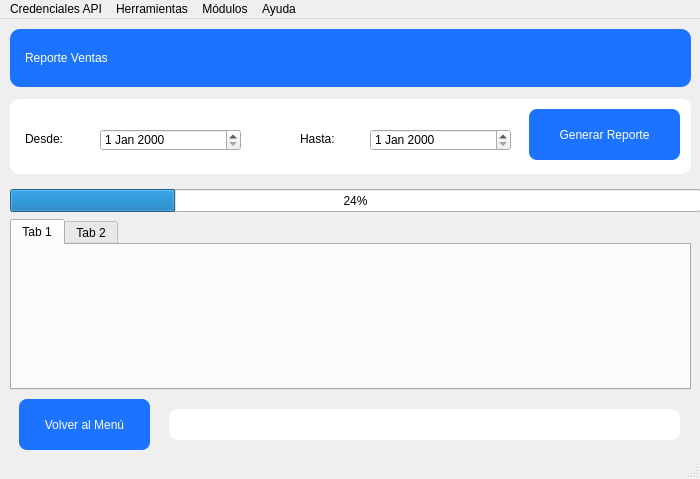
Old version of the form app/reporte_ventas/ui/view_reporte_ventas.ui in the repository SamSami25/PyWoo.
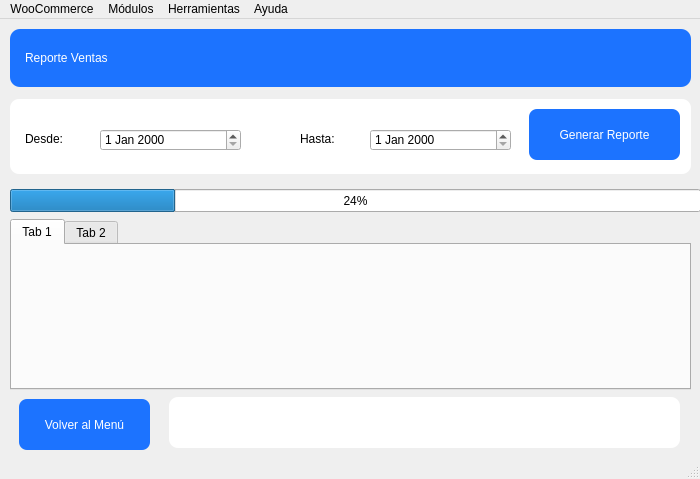
New version of the form. Icons and pictures are not drawn.

Patch:
```diff
--- a/app/reporte_ventas/ui/view_reporte_ventas.ui
+++ b/app/reporte_ventas/ui/view_reporte_ventas.ui
@@ -182,9 +182,9 @@
     <property name="geometry">
      <rect>
       <x>169</x>
-      <y>390</y>
+      <y>378</y>
       <width>511</width>
-      <height>31</height>
+      <height>51</height>
      </rect>
     </property>
     <property name="styleSheet">
@@ -270,12 +270,12 @@
    </widget>
    <widget class="QMenu" name="menuCredenciales_API">
     <property name="title">
-     <string>Credenciales API</string>
+     <string>WooCommerce</string>
     </property>
    </widget>
    <addaction name="menuCredenciales_API"/>
-   <addaction name="menuHerramientas"/>
    <addaction name="menuM_dulo"/>
+   <addaction name="menuHerramientas"/>
    <addaction name="menuAyuda"/>
   </widget>
   <widget class="QStatusBar" name="statusbar"/>
```
Left out of the diff: 16 changed lines with no effect on the pictures.
